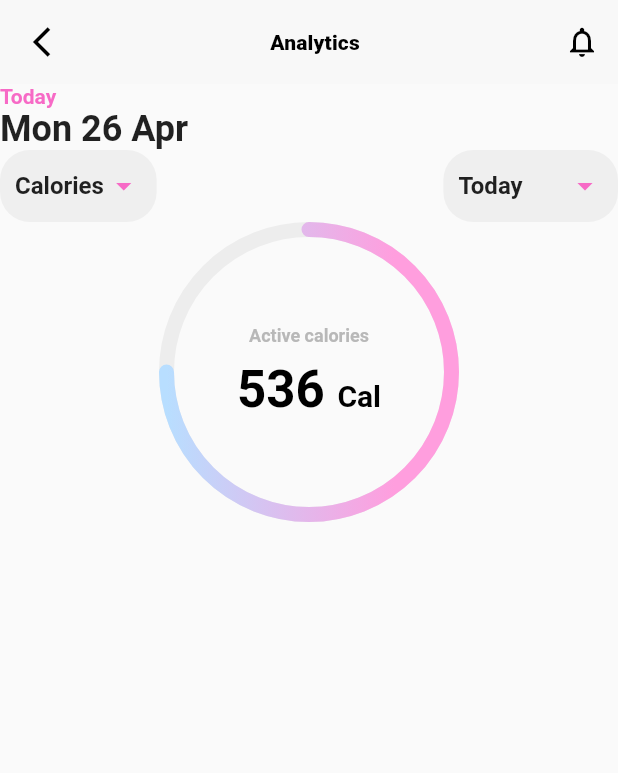
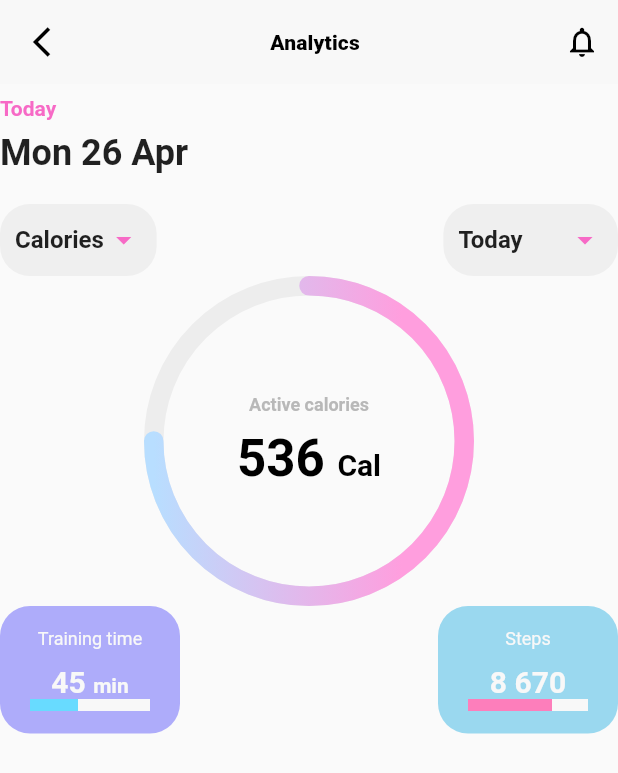
Before and after one commit to purnima-gosain/Fitness-App, a Flutter app: the screen it shows after launch, on a phone screen of 412 x 824 dp. Shown: the top 773 px of the screen. Run offline on Flutter 3.47's test engine with Material 2 defaults, Android fonts, the phone set to English and light mode, and no system bars; drawn by our look-alikes of percent_indicator.

```diff
--- a/health_app/lib/main.dart
+++ b/health_app/lib/main.dart
@@ -1,8 +1,8 @@
 import 'package:flutter/material.dart';
 import 'package:health_app/pages/analytics/analytics.dart';
-import 'package:google_fonts/google_fonts.dart';
 
 void main() {
+  WidgetsFlutterBinding.ensureInitialized();
   runApp(const MyApp());
 }
 
--- a/health_app/lib/pages/analytics/analytics.dart
+++ b/health_app/lib/pages/analytics/analytics.dart
@@ -2,6 +2,8 @@ import 'package:flutter/material.dart';
 import 'package:health_app/resources/colors.dart';
 import 'package:health_app/resources/size_constants.dart';
 import 'package:percent_indicator/circular_percent_indicator.dart';
+import 'package:percent_indicator/linear_percent_indicator.dart';
+// import 'package:percent_indicator/linear_percent_indicator.dart';
 
 class AnalyticsPage extends StatefulWidget {
   const AnalyticsPage({Key? key}) : super(key: key);
@@ -53,6 +55,7 @@ class _AnalyticsPageState extends State<AnalyticsPage> {
         crossAxisAlignment: CrossAxisAlignment.start,
         mainAxisAlignment: MainAxisAlignment.spaceBetween,
         children: [
+          SBC.mH,
           Text(
             "Today",
             style: Theme.of(context)
@@ -60,6 +63,7 @@ class _AnalyticsPageState extends State<AnalyticsPage> {
                 .labelLarge!
                 .copyWith(color: primaryColor, fontWeight: FontWeight.w700),
           ),
+          SBC.mH,
           Text(
             "Mon 26 Apr",
             style: Theme.of(context)
@@ -67,46 +71,112 @@ class _AnalyticsPageState extends State<AnalyticsPage> {
                 .headline5!
                 .copyWith(fontWeight: FontWeight.w700),
           ),
+          SBC.xxLH,
           dropDown(context),
-          // Color(0xFFB8DEFF), Color(0xFFFFFFFF)
-          Center(
-              child: CircularPercentIndicator(
-            backgroundColor: const Color.fromARGB(255, 237, 237, 237),
-            radius: 100.0,
-            lineWidth: 10.0,
-            percent: 0.75,
-            animation: true,
-            circularStrokeCap: CircularStrokeCap.round,
-            // progressColor: primaryColor,
-            linearGradient: const LinearGradient(
-                colors: [Color(0xFFB8DEFF), Color(0xFFFF9EDE)],
-                stops: [0.0, 0.8]),
-            center: Column(
-              crossAxisAlignment: CrossAxisAlignment.center,
-              mainAxisAlignment: MainAxisAlignment.center,
+          const _PercentIndicator(),
+          Row(
+            mainAxisAlignment: MainAxisAlignment.spaceBetween,
+            children: [
+              Container(
+                decoration: BoxDecoration(
+                    color: const Color(0xFFAEACFA),
+                    borderRadius: BorderRadius.circular(20)),
+                child: Padding(
+                  padding: const EdgeInsets.symmetric(
+                      horizontal: 10.0, vertical: 15),
+                  child: Column(
                     children: [
                       Text(
-                  "Active calories",
-                  style: Theme.of(context).textTheme.caption!.copyWith(
-                      fontWeight: FontWeight.w700,
-                      color: const Color.fromARGB(255, 184, 184, 184)),
+                        "Training time",
+                        style: Theme.of(context)
+                            .textTheme
+                            .caption!
+                            .copyWith(color: scaffoldBgColor),
                       ),
-                SBC.mH,
+                      SBC.lH,
                       RichText(
                           text: TextSpan(
-                        text: "536 ",
-                        style: Theme.of(context).textTheme.headline4!.copyWith(
-                            fontWeight: FontWeight.w600, color: Colors.black),
+                              text: "45 ",
+                              style: Theme.of(context)
+                                  .textTheme
+                                  .headline6!
+                                  .copyWith(
+                                      fontWeight: FontWeight.w600,
+                                      color: scaffoldBgColor),
                               children: [
                             TextSpan(
-                        text: 'Cal',
-                        style: Theme.of(context).textTheme.headline6!.copyWith(
-                            fontWeight: FontWeight.w600, color: Colors.black),
+                              text: 'min',
+                              style: Theme.of(context)
+                                  .textTheme
+                                  .bodyLarge!
+                                  .copyWith(
+                                      fontWeight: FontWeight.w600,
+                                      color: scaffoldBgColor),
                             )
-                    ]))
+                          ])),
+                      // LinearPercentIndicator()
+                      LinearPercentIndicator(
+                        width: 100,
+                        lineHeight: 8.0,
+                        percent: 0.4,
+                        backgroundColor: scaffoldBgColor,
+                        progressColor: const Color(0xFF68DBFF),
+                      )
                     ],
                   ),
-          ))
+                ),
+              ),
+              Container(
+                decoration: BoxDecoration(
+                    color: Color(0xFF9AD8EF),
+                    borderRadius: BorderRadius.circular(20)),
+                child: Padding(
+                  padding: const EdgeInsets.symmetric(
+                      horizontal: 10.0, vertical: 15),
+                  child: Column(
+                    children: [
+                      Text(
+                        "Steps",
+                        style: Theme.of(context)
+                            .textTheme
+                            .caption!
+                            .copyWith(color: scaffoldBgColor),
+                      ),
+                      SBC.lH,
+                      RichText(
+                          text: TextSpan(
+                              text: "8 ",
+                              style: Theme.of(context)
+                                  .textTheme
+                                  .headline6!
+                                  .copyWith(
+                                      fontWeight: FontWeight.w600,
+                                      color: scaffoldBgColor),
+                              children: [
+                            TextSpan(
+                              text: '670',
+                              style: Theme.of(context)
+                                  .textTheme
+                                  .headline6!
+                                  .copyWith(
+                                      fontWeight: FontWeight.w600,
+                                      color: scaffoldBgColor),
+                            )
+                          ])),
+                      // LinearPercentIndicator()
+                      LinearPercentIndicator(
+                        width: 100,
+                        lineHeight: 8.0,
+                        percent: 0.7,
+                        backgroundColor: scaffoldBgColor,
+                        progressColor: const Color(0xFFFD7EBB),
+                      )
+                    ],
+                  ),
+                ),
+              )
+            ],
+          )
         ],
       )),
     );
@@ -182,3 +252,50 @@ class _AnalyticsPageState extends State<AnalyticsPage> {
     );
   }
 }
+
+class _PercentIndicator extends StatelessWidget {
+  const _PercentIndicator({
+    Key? key,
+  }) : super(key: key);
+
+  @override
+  Widget build(BuildContext context) {
+    return Center(
+        child: CircularPercentIndicator(
+      backgroundColor: const Color.fromARGB(255, 237, 237, 237),
+      radius: 220.0,
+      lineWidth: 13.0,
+      percent: 0.75,
+      animation: true,
+      circularStrokeCap: CircularStrokeCap.round,
+      // progressColor: primaryColor,
+      linearGradient: const LinearGradient(
+          colors: [Color(0xFFB8DEFF), Color(0xFFFF9EDE)], stops: [0.0, 0.8]),
+      center: Column(
+        crossAxisAlignment: CrossAxisAlignment.center,
+        mainAxisAlignment: MainAxisAlignment.center,
+        children: [
+          Text(
+            "Active calories",
+            style: Theme.of(context).textTheme.caption!.copyWith(
+                fontWeight: FontWeight.w700,
+                color: const Color.fromARGB(255, 184, 184, 184)),
+          ),
+          SBC.mH,
+          RichText(
+              text: TextSpan(
+                  text: "536 ",
+                  style: Theme.of(context).textTheme.headline4!.copyWith(
+                      fontWeight: FontWeight.w600, color: Colors.black),
+                  children: [
+                TextSpan(
+                  text: 'Cal',
+                  style: Theme.of(context).textTheme.headline6!.copyWith(
+                      fontWeight: FontWeight.w600, color: Colors.black),
+                )
+              ]))
+        ],
+      ),
+    ));
+  }
+}
--- a/health_app/pubspec.yaml
+++ b/health_app/pubspec.yaml
@@ -34,9 +34,7 @@ dependencies:
   # The following adds the Cupertino Icons font to your application.
   # Use with the CupertinoIcons class for iOS style icons.
   cupertino_icons: ^1.0.2
-  font_awesome_flutter: ^10.1.0
-  google_fonts: ^3.0.1
-  percent_indicator: ^4.2.1
+  percent_indicator: ^3.4.0
 
 dev_dependencies:
   flutter_test:
```
Also changed, not shown: health_app/pubspec.lock. Lines whose indentation alone changed are shown as unchanged.
